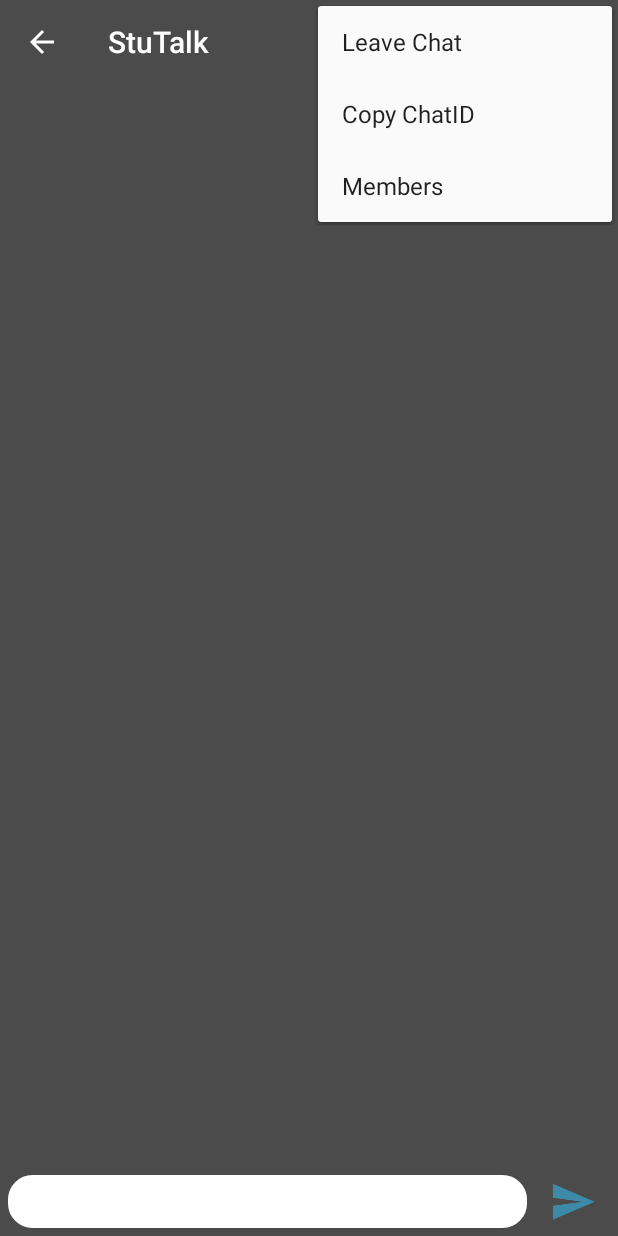
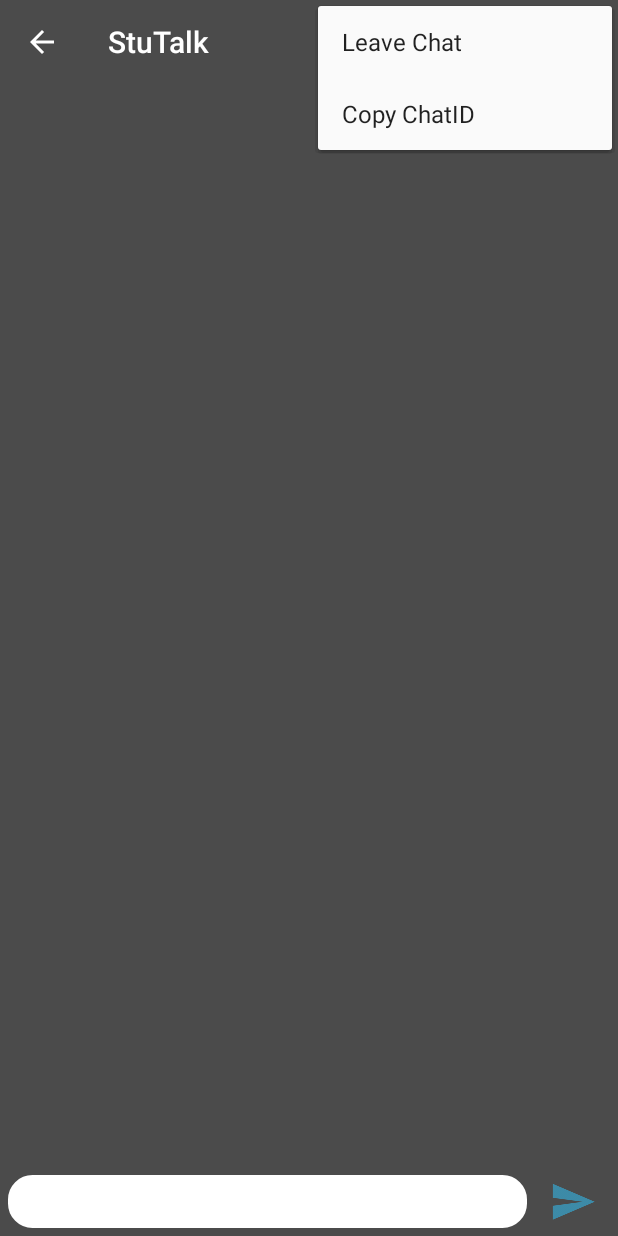
Before and after one commit to gresakrasniqi/student-chat-room, an Android app: the MessageActivity screen opened directly, with no data from a screen before it, with the options menu open, on a phone screen of 412 x 824 dp. Run offline under Robolectric (Android 15) with nearby library versions, the phone set to English and light mode, and no system bars; our stand-ins replace Firebase (no records; nobody signed in at launch, a user with empty details on screens opened directly); 3 statements that could not run were skipped.

Commit message:
Fixed bug in JoinChat

```diff
--- a/app/src/main/java/com/example/pramadani/projekti_v21/CreateNewChatActivity.java
+++ b/app/src/main/java/com/example/pramadani/projekti_v21/CreateNewChatActivity.java
@@ -58,8 +58,8 @@ public class CreateNewChatActivity extends AppCompatActivity {
                 final String chatID = databaseReference.push().getKey();
 
                 //format the data
+                Date currentDate = new Date();
                 SimpleDateFormat formatter = new SimpleDateFormat("dd-MM-yyyy HH:mm:ss");
-                Date currentDate = new Date();
                 String formattedDate = formatter.format(currentDate);
                 HashMap<String, String>  users = new HashMap<String, String>();
                 users.put(uid, username);
--- a/app/src/main/java/com/example/pramadani/projekti_v21/MainActivity.java
+++ b/app/src/main/java/com/example/pramadani/projekti_v21/MainActivity.java
@@ -123,7 +123,7 @@ public class MainActivity extends Fragment {
                 alertDialog.setPositiveButton("Join", new DialogInterface.OnClickListener() {
                     public void onClick(DialogInterface dialog, int which) {
                         //Get input text
-                        final String joinChatID = input.getText().toString().trim();
+                        final String joinChatID = input.getText().toString();
                         DatabaseReference databaseReference = FirebaseDatabase.getInstance().getReference("Chats").child(joinChatID);
                         databaseReference.child("users").child(uid).setValue(username).addOnCompleteListener(new OnCompleteListener<Void>() {
                             @Override
@@ -229,7 +229,7 @@ public class MainActivity extends Fragment {
             if (data != null){
                 ChatRoom deletedChatRoom = (ChatRoom) data.getSerializableExtra("DeletedChatRoom");
 
-                for (int i = 0; i <= alChatRoomInfo.size(); i++) {
+                for (int i = 0; i < alChatRoomInfo.size(); i++) {
                     if (alChatRoomInfo.get(i).getChatID().equals(deletedChatRoom.getChatID())) {
                         alChatRoomInfo.remove(i);
                     }
--- a/app/src/main/java/com/example/pramadani/projekti_v21/MessageActivity.java
+++ b/app/src/main/java/com/example/pramadani/projekti_v21/MessageActivity.java
@@ -10,12 +10,10 @@ import android.support.v7.app.AlertDialog;
 import android.support.v7.app.AppCompatActivity;
 import android.os.Bundle;
 import android.support.v7.widget.Toolbar;
-import android.util.Log;
 import android.view.Menu;
 import android.view.MenuInflater;
 import android.view.MenuItem;
 import android.view.View;
-import android.view.inputmethod.InputMethodManager;
 import android.widget.AdapterView;
 import android.widget.EditText;
 import android.widget.ImageButton;
@@ -30,7 +28,6 @@ import com.google.firebase.database.DataSnapshot;
 import com.google.firebase.database.DatabaseError;
 import com.google.firebase.database.DatabaseReference;
 import com.google.firebase.database.FirebaseDatabase;
-import com.google.firebase.database.Query;
 import com.google.firebase.database.ValueEventListener;
 
 import java.util.ArrayList;
@@ -40,7 +37,7 @@ public class MessageActivity extends AppCompatActivity {
 
     private ImageButton ibSend;
     private EditText etMessage;
-    private DatabaseReference databaseMessage;
+    private DatabaseReference databaseReference;
     private String senderUsername = FirebaseAuth.getInstance().getCurrentUser().getDisplayName();
     private static String chatId;
     private boolean showSentTime = true;
@@ -53,7 +50,7 @@ public class MessageActivity extends AppCompatActivity {
 
     ListView listViewMessage;
 
-    List<ChatMessage> chatMessageList;
+    List<ChatMessage> alChatMessageList = new ArrayList<>();
 
     @Override
     protected void onCreate(Bundle savedInstanceState) {
@@ -72,17 +69,11 @@ public class MessageActivity extends AppCompatActivity {
         getSupportActionBar().setTitle(clickedChatRoom.getChatName());
 
         ibSend = findViewById(R.id.ib_Send);
-
         etMessage = findViewById(R.id.etMessage);
-
-        databaseMessage = FirebaseDatabase.getInstance().getReference("Messages");
-
-        chatId = clickedChatRoom.getChatID();
-
         listViewMessage = findViewById(R.id.lvMessage);
 
-        chatMessageList = new ArrayList<>();
-
+        databaseReference = FirebaseDatabase.getInstance().getReference("Messages");
+        chatId = clickedChatRoom.getChatID();
 
         ibSend.setOnClickListener(new View.OnClickListener() {
             @Override
@@ -98,7 +89,6 @@ public class MessageActivity extends AppCompatActivity {
                 sentTimeShow = view.findViewById(R.id.sent_time);
                 sent_user = view.findViewById(R.id.sent_user);
                 if (sent_user != null) {
-
                     if (showSentTime) {
                         sentTimeShow.setVisibility(View.VISIBLE);
                         showSentTime = false;
@@ -123,19 +113,18 @@ public class MessageActivity extends AppCompatActivity {
     protected void onStart() {
         super.onStart();
 
-        databaseMessage.addValueEventListener(new ValueEventListener() {
+        databaseReference.addValueEventListener(new ValueEventListener() {
             @Override
             public void onDataChange(DataSnapshot dataSnapshot) {
-                chatMessageList.clear();
+                alChatMessageList.clear();
                 for (DataSnapshot messageSnapshot : dataSnapshot.getChildren()) {
                     ChatMessage chatMessage = messageSnapshot.getValue(ChatMessage.class);
                     if (chatMessage.getChatID() != null)
                         if (chatMessage.getChatID().equals(chatId))
-                            chatMessageList.add(chatMessage);
+                            alChatMessageList.add(chatMessage);
                 }
-                MessagesAdapter adapter = new MessagesAdapter(MessageActivity.this, chatMessageList);
+                MessagesAdapter adapter = new MessagesAdapter(MessageActivity.this, alChatMessageList);
                 listViewMessage.setAdapter(adapter);
-
             }
 
             @Override
@@ -147,14 +136,13 @@ public class MessageActivity extends AppCompatActivity {
 
     private void addMessage() {
         String message = etMessage.getText().toString().trim();
-
         if (!message.isEmpty()) {
-            String id = databaseMessage.push().getKey();
-
+            // Vendosim id per messazhin e ri
+            String id = databaseReference.push().getKey();
+            //Ruajm ne chatMessage te dhenat e mesazhit te ri
             ChatMessage chatMessage = new ChatMessage(message, senderUsername, chatId);
-
-            databaseMessage.child(id).setValue(chatMessage);
-
+            //vendosim ne databaze te dhenat ne id-n e mesazhit te ri
+            databaseReference.child(id).setValue(chatMessage);
             etMessage.setText("");
         }
     }
@@ -174,9 +162,8 @@ public class MessageActivity extends AppCompatActivity {
                 return true;
             // Leave the chat
             case R.id.leave_chat:
-                Toast.makeText(getApplicationContext(), "Clicked LEAVE", Toast.LENGTH_LONG).show();
+
                 AlertDialog.Builder alertDialog = new AlertDialog.Builder(MessageActivity.this);
-                alertDialog.setCancelable(true);
                 alertDialog.setMessage("Are you sure you want to leave chat?");
                 alertDialog.setPositiveButton("Yes", new DialogInterface.OnClickListener() {
                     public void onClick(DialogInterface dialog, int which) {
--- a/app/src/main/java/com/example/pramadani/projekti_v21/SearchActivity.java
+++ b/app/src/main/java/com/example/pramadani/projekti_v21/SearchActivity.java
@@ -8,7 +8,6 @@ import android.view.LayoutInflater;
 import android.view.View;
 import android.view.ViewGroup;
 import android.widget.EditText;
-import android.widget.TextView;
 
 public class SearchActivity extends Fragment {
 
--- a/app/src/main/java/com/example/pramadani/projekti_v21/SettingsActivity.java
+++ b/app/src/main/java/com/example/pramadani/projekti_v21/SettingsActivity.java
@@ -76,7 +76,7 @@ public class SettingsActivity extends Fragment {
             }
         });
 
-        // this will be called when there is change in firebase user session
+        // this will be called when there is change in firebase user session, call when we signOut from firebase.
         firebaseAuth.addAuthStateListener(new FirebaseAuth.AuthStateListener() {
             @Override
             public void onAuthStateChanged(@NonNull FirebaseAuth firebaseAuth) {
--- a/app/src/main/res/layout/activity_about_us.xml
+++ b/app/src/main/res/layout/activity_about_us.xml
@@ -22,6 +22,7 @@
         <LinearLayout
             android:layout_width="match_parent"
             android:layout_height="match_parent">
+
             <ImageView
                 android:layout_width="120dp"
                 android:layout_height="120dp"
@@ -35,8 +36,8 @@
                 android:layout_marginLeft="5dp"
                 android:layout_marginRight="20dp"
                 android:layout_marginTop="31dp"
-                android:textSize="18dp"
-                android:text="@string/about_us" />
+                android:text="@string/about_us"
+                android:textSize="18dp" />
         </LinearLayout>
     </android.support.design.widget.AppBarLayout>
 
--- a/app/src/main/res/layout/activity_log_in.xml
+++ b/app/src/main/res/layout/activity_log_in.xml
@@ -62,7 +62,7 @@
             android:textColor="@android:color/black" >
         </Button>
 
-        <Button
+       <!-- <Button
             android:id="@+id/btn_reset_password"
             android:layout_width="fill_parent"
             android:layout_height="wrap_content"
@@ -70,7 +70,7 @@
             android:background="@null"
             android:text="Reset Password"
             android:textAllCaps="false"
-            android:textColor="@color/colorAccent" />
+            android:textColor="@color/colorAccent" />-->
 
 
         <!-- Link to Login Screen -->
--- a/app/src/main/res/menu/main.xml
+++ b/app/src/main/res/menu/main.xml
@@ -8,21 +8,5 @@
         <item
             android:id="@+id/copy_chatID"
             android:title="Copy ChatID"/>
-        <item
-            android:id="@+id/members"
-            android:title="Members"/>
     </group>
-
-    <!--<item android:title="Communicate">-->
-        <!--<menu>-->
-            <!--<item-->
-                <!--android:id="@+id/nav_share"-->
-                <!--android:icon="@drawable/googleg_standard_color_18"-->
-                <!--android:title="Share" />-->
-            <!--<item-->
-                <!--android:id="@+id/nav_aboutus"-->
-                <!--android:icon="@drawable/googleg_standard_color_18"-->
-                <!--android:title="About Us" />-->
-        <!--</menu>-->
-    <!--</item>-->
 </menu>
--- a/app/src/main/res/values/strings.xml
+++ b/app/src/main/res/values/strings.xml
@@ -1,9 +1,5 @@
 <resources>
     <string name="app_name">StuTalk</string>
     <string name="title_activity_settings">Settings</string>
-
     <string name="about_us"><b>StuTalk</b> - v1.0 \n\nThis application was made by three students: Gresa Krasniqi, Premtim Ramadani and Urtina Deskaj as part of their project in "Programming in mobile devices".\n\n© Gresa Krasniqi\ngtkrasniqi@gmail.com \n\n© Premtim Ramadani\npremtimr@outlook.com  \n\n© Urtina Deskaj\nurtinadeskaj@gmail.com "</string>
-
-    <!-- TODO: Remove or change this placeholder text -->
-    <string name="hello_blank_fragment">Hello blank fragment</string>
 </resources>
```
